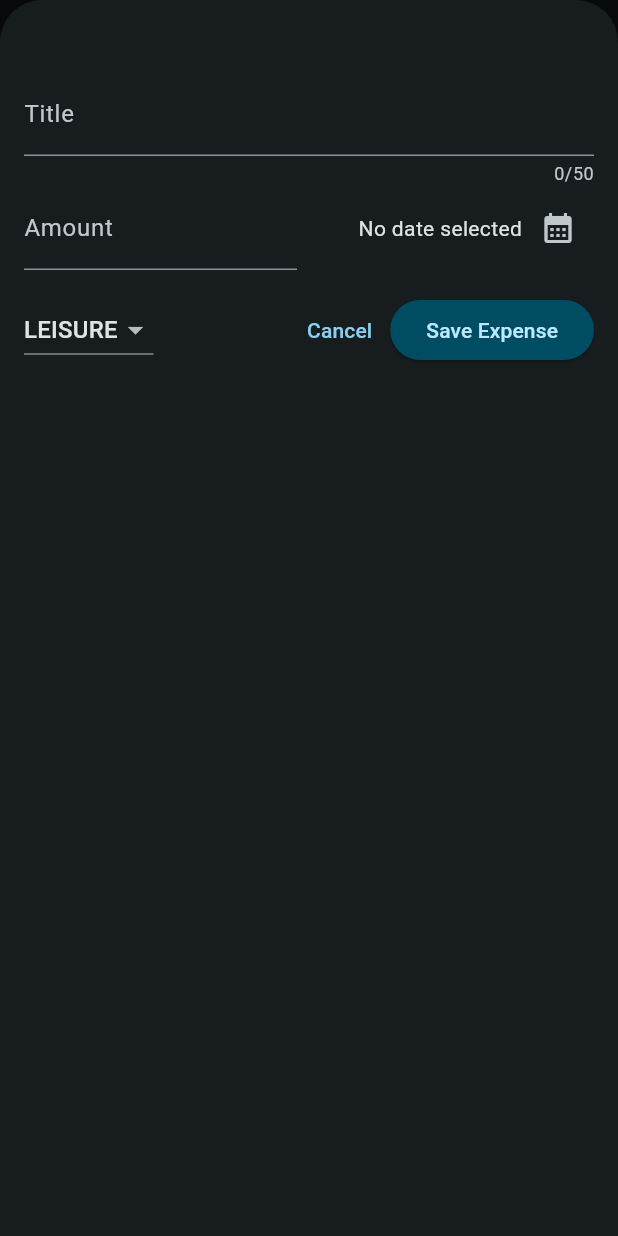
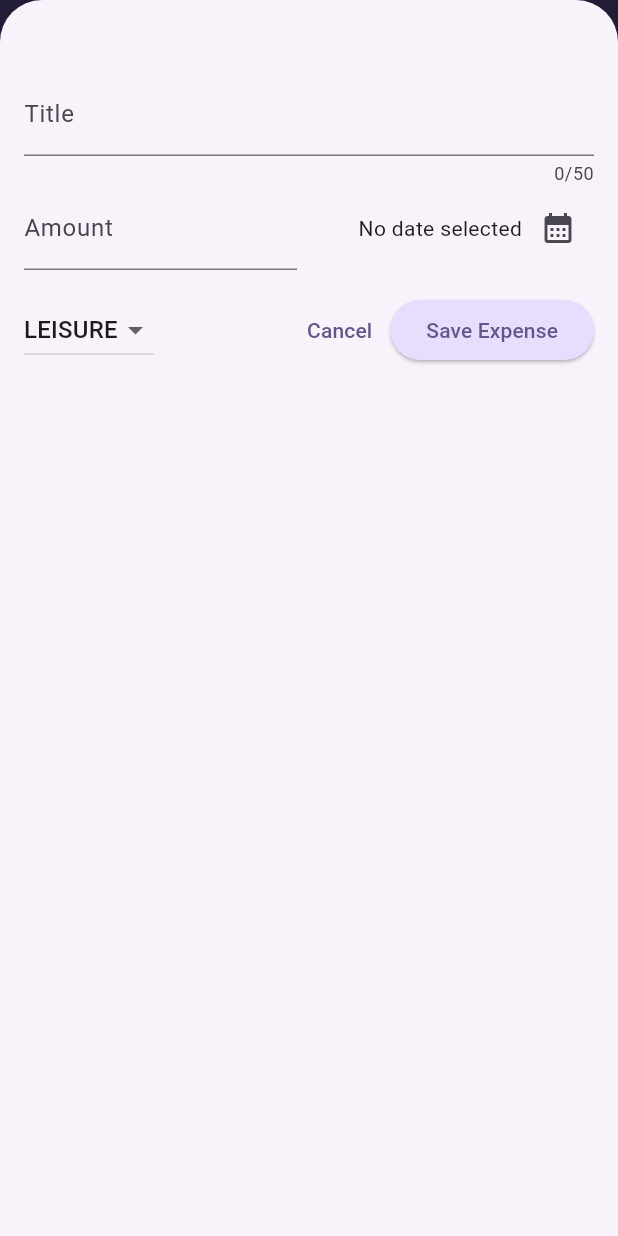
Before and after one commit to Joon1128/Expense-Tracker-Flutter-, a Flutter app: the screen it shows after launch, after a tap on the "add" icon, on a phone screen of 412 x 824 dp. Run offline on Flutter 3.47's test engine with Material 3 defaults, Android fonts, the phone set to English and light mode, and no system bars.

Commit message:
added 画面回転制御

```diff
--- a/lib/chart/chart.dart
+++ b/lib/chart/chart.dart
@@ -48,10 +48,10 @@ class Chart extends StatelessWidget {
           colors: [
             Theme.of(
               context,
-            ).colorScheme.primary.withOpacity(0.3),
+            ).colorScheme.primary.withAlpha(77),
             Theme.of(
               context,
-            ).colorScheme.primary.withOpacity(0.0),
+            ).colorScheme.primary.withAlpha(0),
           ],
           begin: Alignment.bottomCenter,
           end: Alignment.topCenter,
@@ -92,7 +92,7 @@ class Chart extends StatelessWidget {
                             : Theme.of(context)
                                   .colorScheme
                                   .primary
-                                  .withOpacity(0.7),
+                                  .withAlpha(179),
                       ),
                     ),
                   ),
--- a/lib/chart/chart_bar.dart
+++ b/lib/chart/chart_bar.dart
@@ -1,30 +1,31 @@
 import 'package:flutter/material.dart';
 
 class ChartBar extends StatelessWidget {
-  const ChartBar({
-    super.key,
-    required this.fill,
-  });
+  const ChartBar({super.key, required this.fill});
 
   final double fill;
 
   @override
   Widget build(BuildContext context) {
     final isDarkMode =
-        MediaQuery.of(context).platformBrightness == Brightness.dark;
+        MediaQuery.of(context).platformBrightness ==
+        Brightness.dark;
     return Expanded(
       child: Padding(
         padding: const EdgeInsets.symmetric(horizontal: 4),
         child: FractionallySizedBox(
-          heightFactor: fill,
+          heightFactor: fill, // 0 <> 1
           child: DecoratedBox(
             decoration: BoxDecoration(
               shape: BoxShape.rectangle,
-              borderRadius:
-                  const BorderRadius.vertical(top: Radius.circular(8)),
+              borderRadius: const BorderRadius.vertical(
+                top: Radius.circular(8),
+              ),
               color: isDarkMode
                   ? Theme.of(context).colorScheme.secondary
-                  : Theme.of(context).colorScheme.primary.withOpacity(0.65),
+                  : Theme.of(
+                      context,
+                    ).colorScheme.primary.withAlpha(167),
             ),
           ),
         ),
--- a/lib/main.dart
+++ b/lib/main.dart
@@ -1,4 +1,5 @@
 import 'package:flutter/material.dart';
+import 'package:flutter/services.dart'; // 앱의 화면 방향을 잠근다.
 import 'package:app3/widgets/expenses.dart';
 
 var kColorScheme = ColorScheme.fromSeed(
@@ -10,6 +11,21 @@ var kDarkColorScheme = ColorScheme.fromSeed(
   brightness: Brightness.dark,
 );
 void main() {
+  WidgetsFlutterBinding.ensureInitialized(); //SystemChrome 관련 설정 전 반드시 호출해야 하는 함수
+  SystemChrome.setPreferredOrientations(
+    // Future반환하므로 runApp을 실행하려면 .then으로 감싸야한다.
+    //앱의 화면방향 제한
+    // 선호되는 방향 설정
+    [
+      DeviceOrientation.portraitUp,
+      DeviceOrientation.portraitDown,
+      DeviceOrientation.landscapeLeft,
+      DeviceOrientation.landscapeRight,
+    ], //세로 정방향만 허용
+  ).then((fn) {
+    // ・ .then（...）{ } 작업이 끝났을 때 실행할 코드 등록
+    // runApp = 앱을 실행하는 함수
+    // 화면 회전 제한 설정이 끝난 다음에 runApp이 실행 되어야 한다.
     runApp(
       MaterialApp(
         darkTheme:
@@ -43,8 +59,8 @@ void main() {
             //AppBarのTheme
             backgroundColor:
                 kColorScheme.onPrimaryContainer, // 앱바 배경색
-          foregroundColor:
-              kColorScheme.primaryContainer, // 앱바 텍스트,아이콘 색
+            foregroundColor: kColorScheme
+                .primaryContainer, // 앱바 텍스트,아이콘 색
           ),
           cardTheme: CardThemeData(
             color: kColorScheme.secondaryContainer, //카드배경
@@ -55,7 +71,8 @@ void main() {
           ),
           elevatedButtonTheme: ElevatedButtonThemeData(
             style: ElevatedButton.styleFrom(
-            backgroundColor: kColorScheme.primaryContainer,
+              backgroundColor:
+                  kColorScheme.primaryContainer,
             ),
           ),
           textTheme: ThemeData().textTheme.copyWith(
@@ -66,9 +83,10 @@ void main() {
             ),
           ),
         ),
-      themeMode: ThemeMode.dark, //default
+        themeMode: ThemeMode.light, //default
 
         home: Expenses(),
       ),
     );
+  });
 }
--- a/lib/widgets/expenses.dart
+++ b/lib/widgets/expenses.dart
@@ -1,3 +1,4 @@
+import 'package:app3/chart/chart.dart';
 import 'package:app3/widgets/expenses_list/expenses_list.dart';
 import 'package:app3/widgets/new_expense.dart';
 import 'package:flutter/material.dart';
@@ -81,6 +82,10 @@ class _ExpensesState extends State<Expenses> {
 
   @override
   Widget build(BuildContext context) {
+    final width = MediaQuery.of(context).size.width;
+    print(MediaQuery.of(context).size.width);
+    print(MediaQuery.of(context).size.height);
+
     Widget mainContent = Center(
       child: Text('No expenses found. Start adding some!'),
     );
@@ -101,12 +106,23 @@ class _ExpensesState extends State<Expenses> {
           ),
         ],
       ),
-      body: Column(
-        children: [
-          Text('The chart'),
-          Expanded(child: mainContent),
-        ],
-      ),
+      body: width < 600
+          ? Column(
+              children: [
+                Chart(expenses: _registeredExpenses),
+                Expanded(child: mainContent),
+              ],
+            )
+          : Row(
+              children: [
+                Expanded(
+                  child: Chart(
+                    expenses: _registeredExpenses,
+                  ),
+                ),
+                Expanded(child: mainContent),
+              ],
+            ),
     );
   }
 }
```
Lines whose indentation alone changed are shown as unchanged.
